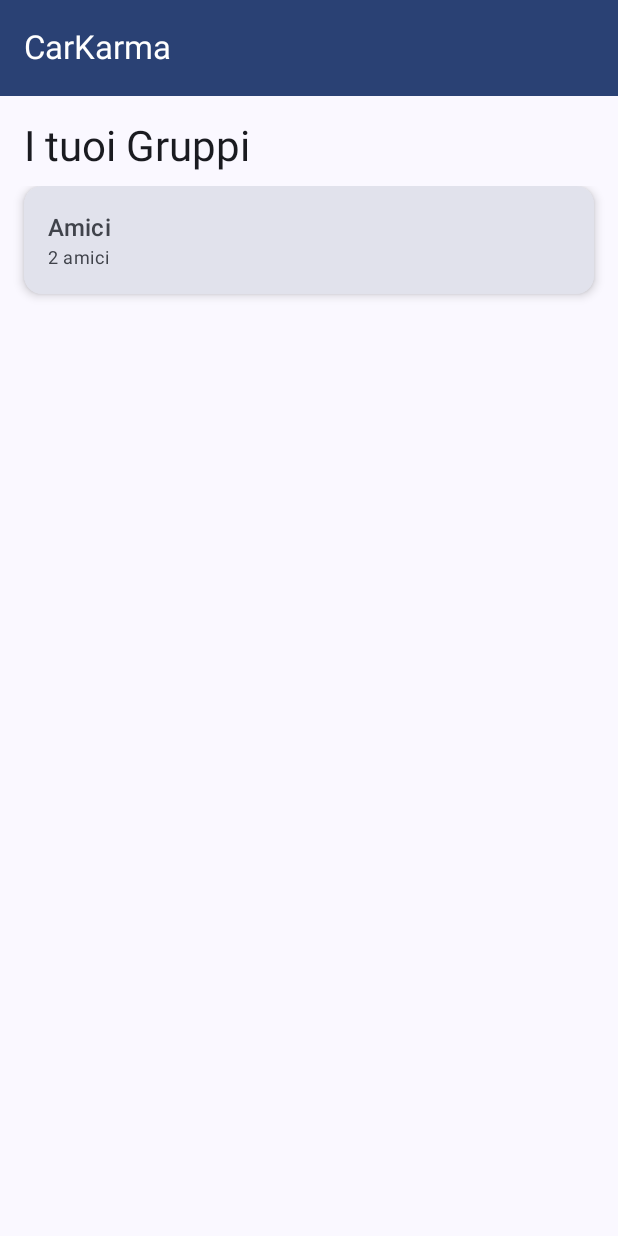
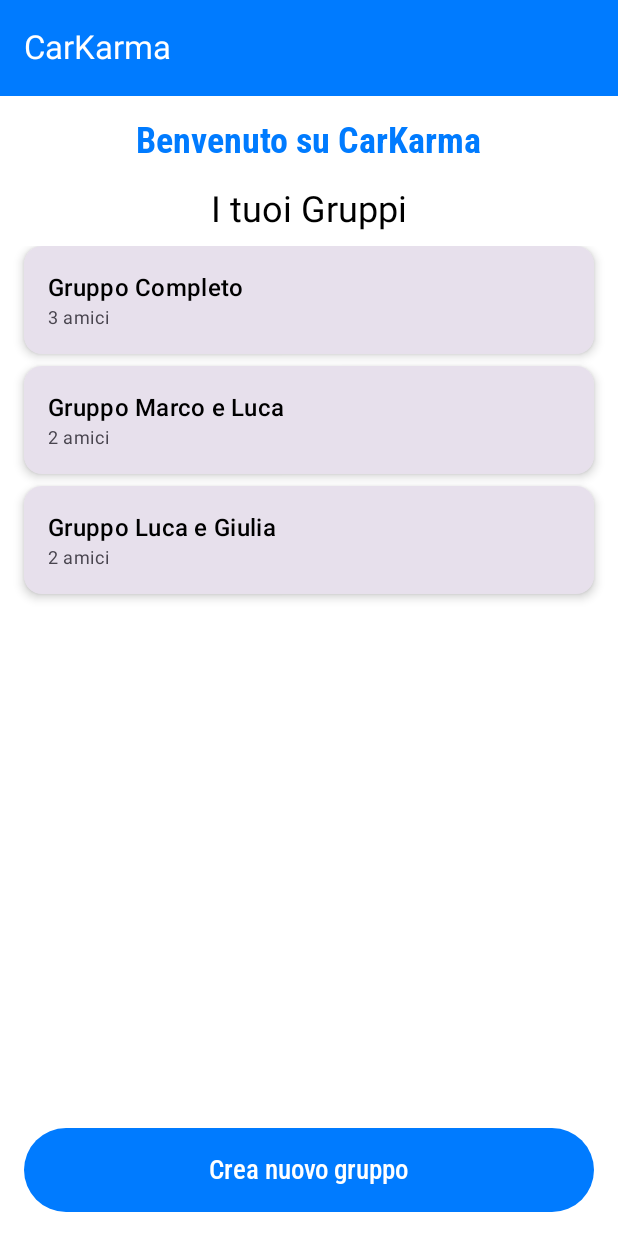
Before and after one commit to iammarcocolombo/CarKarma, an Android app built with Jetpack Compose: the screen it shows after launch (MainActivity), on a phone screen of 412 x 824 dp. Run offline under Robolectric (Android 15) with nearby library versions, the phone set to English and light mode, and no system bars.

Commit message:
Schermata home finita

```diff
--- a/app/src/main/java/it/col/mar/android/carkarma/data/database/GruppoRepository.kt
+++ b/app/src/main/java/it/col/mar/android/carkarma/data/database/GruppoRepository.kt
@@ -3,17 +3,18 @@ package it.col.mar.android.carkarma.data.database
 import it.col.mar.android.carkarma.data.model.Gruppo
 import it.col.mar.android.carkarma.data.model.Amico
 
-class GruppoRepository {
+class GruppoRepository(private val amicoRepository: AmicoRepository) {
 
     private val gruppi = mutableListOf<Gruppo>()
 
     init {
-        // Gruppi di esempio all'avvio
-        val amico1 = Amico(1, "Marco", 2, 5, 3, 300)
-        val amico2 = Amico(2, "Luca", 1, 3, 2, 200)
-        val gruppo = Gruppo(1, "Amici", listOf(amico1, amico2))
+        val amici = amicoRepository.getTuttiGliAmici()
 
-        gruppi.add(gruppo)
+        val gruppo1 = Gruppo(1, "Gruppo Completo", amici) // tutti e 3
+        val gruppo2 = Gruppo(2, "Gruppo Marco e Luca", amici.filter { it.id == 1 || it.id == 2 })
+        val gruppo3 = Gruppo(3, "Gruppo Luca e Giulia", amici.filter { it.id == 2 || it.id == 3 })
+
+        gruppi.addAll(listOf(gruppo1, gruppo2, gruppo3))
     }
 
     fun getTuttiIGruppi(): List<Gruppo> = gruppi
--- a/app/src/main/java/it/col/mar/android/carkarma/presentation/home/GruppoCard.kt
+++ /dev/null
@@ -1,40 +0,0 @@
-package it.col.mar.android.carkarma.presentation.home
-
-import androidx.compose.foundation.clickable
-import androidx.compose.foundation.layout.*
-import androidx.compose.material3.Card
-import androidx.compose.material3.CardDefaults
-import androidx.compose.material3.MaterialTheme
-import androidx.compose.material3.Text
-import androidx.compose.runtime.Composable
-import androidx.compose.ui.Modifier
-import androidx.compose.ui.unit.dp
-import it.col.mar.android.carkarma.data.model.Gruppo
-
-@Composable
-fun GruppoCard(
-    gruppo: Gruppo,
-    onClick: () -> Unit
-) {
-    Card(
-        modifier = Modifier
-            .fillMaxWidth()
-            .clickable { onClick() },
-        colors = CardDefaults.cardColors(
-            containerColor = MaterialTheme.colorScheme.surfaceVariant
-        ),
-        elevation = CardDefaults.cardElevation(defaultElevation = 4.dp)
-    ) {
-        Column(modifier = Modifier.padding(16.dp)) {
-            Text(
-                text = gruppo.nome,
-                style = MaterialTheme.typography.titleMedium
-            )
-            Text(
-                text = "${gruppo.amici.size} amici",
-                style = MaterialTheme.typography.bodySmall,
-                color = MaterialTheme.colorScheme.onSurfaceVariant
-            )
-        }
-    }
-}
--- a/app/src/main/java/it/col/mar/android/carkarma/presentation/home/HomeScreen.kt
+++ b/app/src/main/java/it/col/mar/android/carkarma/presentation/home/HomeScreen.kt
@@ -1,5 +1,6 @@
 package it.col.mar.android.carkarma.presentation.home
 
+import androidx.compose.foundation.clickable
 import androidx.compose.foundation.layout.*
 import androidx.compose.foundation.lazy.LazyColumn
 import androidx.compose.foundation.lazy.items
@@ -7,16 +8,12 @@ import androidx.compose.material3.*
 import androidx.compose.runtime.Composable
 import androidx.compose.runtime.collectAsState
 import androidx.compose.runtime.getValue
+import androidx.compose.ui.Alignment
 import androidx.compose.ui.Modifier
-import androidx.compose.ui.tooling.preview.Preview
 import androidx.compose.ui.unit.dp
+import androidx.lifecycle.viewmodel.compose.viewModel
 import androidx.navigation.NavHostController
-import androidx.navigation.compose.rememberNavController
-import it.col.mar.android.carkarma.data.model.Amico
 import it.col.mar.android.carkarma.data.model.Gruppo
-import it.col.mar.android.carkarma.ui.theme.CarKarmaTheme
-import androidx.lifecycle.viewmodel.compose.viewModel
-
 
 @Composable
 fun HomeScreen(
@@ -30,52 +27,84 @@ fun HomeScreen(
             .fillMaxSize()
             .padding(16.dp)
     ) {
+        // Titolo centrato
+        Box(
+            modifier = Modifier
+                .fillMaxWidth()
+                .padding(bottom = 16.dp)
+        ) {
+            Text(
+                text = "Benvenuto su CarKarma",
+                style = MaterialTheme.typography.headlineLarge,
+                color = MaterialTheme.colorScheme.primary,
+                modifier = Modifier.align(Alignment.Center)
+            )
+        }
+
+        // Titolo più piccolo e centrato
         Text(
             text = "I tuoi Gruppi",
-            style = MaterialTheme.typography.headlineMedium,
-            modifier = Modifier.padding(bottom = 8.dp)
+            style = MaterialTheme.typography.headlineSmall,
+            color = MaterialTheme.colorScheme.onBackground,
+            modifier = Modifier
+                .align(Alignment.CenterHorizontally)
+                .padding(bottom = 8.dp)
         )
 
-        LazyColumn {
+        LazyColumn(
+            modifier = Modifier.weight(1f)
+        ) {
             items(gruppi) { gruppo ->
-                GruppoCard(gruppo = gruppo, onClick = { navController.navigate("gruppo/${gruppo.id}")})
+                GruppoCard(gruppo = gruppo, onClick = { navController.navigate("gruppo/${gruppo.id}") })
                 Spacer(modifier = Modifier.height(8.dp))
             }
+        }
+
+        Spacer(modifier = Modifier.height(16.dp))
+
+        Button(
+            onClick = { navController.navigate("modificaGruppo") },
+            modifier = Modifier
+                .fillMaxWidth()
+                .height(56.dp),
+            colors = ButtonDefaults.buttonColors(
+                containerColor = MaterialTheme.colorScheme.primary,
+                contentColor = MaterialTheme.colorScheme.onPrimary
+            )
+        ) {
+            Text(
+                text = "Crea nuovo gruppo",
+                style = MaterialTheme.typography.labelLarge
+            )
         }
     }
 }
 
-
-@Preview(showBackground = true, showSystemUi = true)
 @Composable
-fun HomeScreenPreview() {
-    val navController = rememberNavController()
-
-    // Gruppi di test solo per preview
-    val gruppiDiTest = listOf(
-        Gruppo(1, "Amici", emptyList()),
-        Gruppo(2, "Famiglia", emptyList()),
-        Gruppo(3, "Colleghi", emptyList())
-    )
-
-    CarKarmaTheme {
-        Column(
-            modifier = Modifier
-                .fillMaxSize()
-                .padding(16.dp)
-        ) {
+fun GruppoCard(
+    gruppo: Gruppo,
+    onClick: () -> Unit
+) {
+    Card(
+        modifier = Modifier
+            .fillMaxWidth()
+            .clickable { onClick() },
+        colors = CardDefaults.cardColors(
+            containerColor = MaterialTheme.colorScheme.surfaceVariant
+        ),
+        elevation = CardDefaults.cardElevation(defaultElevation = 4.dp)
+    ) {
+        Column(modifier = Modifier.padding(16.dp)) {
             Text(
-                text = "I tuoi Gruppi",
-                style = MaterialTheme.typography.headlineMedium,
-                modifier = Modifier.padding(bottom = 8.dp)
+                text = gruppo.nome,
+                style = MaterialTheme.typography.titleMedium,
+                color = MaterialTheme.colorScheme.onSurface
             )
-
-            LazyColumn {
-                items(gruppiDiTest) { gruppo ->
-                    GruppoCard(gruppo = gruppo, onClick = {})
-                    Spacer(modifier = Modifier.height(8.dp))
-                }
-            }
+            Text(
+                text = "${gruppo.amici.size} amici",
+                style = MaterialTheme.typography.bodySmall,
+                color = MaterialTheme.colorScheme.onSurfaceVariant
+            )
         }
     }
 }
--- a/app/src/main/java/it/col/mar/android/carkarma/presentation/home/HomeViewModel.kt
+++ b/app/src/main/java/it/col/mar/android/carkarma/presentation/home/HomeViewModel.kt
@@ -1,15 +1,17 @@
 package it.col.mar.android.carkarma.presentation.home
 
 import androidx.lifecycle.ViewModel
+import it.col.mar.android.carkarma.data.database.AmicoRepository
 import it.col.mar.android.carkarma.data.database.GruppoRepository
 import kotlinx.coroutines.flow.MutableStateFlow
 import kotlinx.coroutines.flow.StateFlow
-
 import it.col.mar.android.carkarma.data.model.Gruppo
 
-class HomeViewModel : ViewModel() {
+class HomeViewModel(
+    private val amicoRepository: AmicoRepository = AmicoRepository()
+) : ViewModel() {
 
-    private val repository = GruppoRepository()
+    private val repository = GruppoRepository(amicoRepository)
 
     private val _gruppi = MutableStateFlow<List<Gruppo>>(emptyList())
     val gruppi: StateFlow<List<Gruppo>> = _gruppi
--- a/app/src/main/java/it/col/mar/android/carkarma/presentation/navigation/CarKarmaNavHost.kt
+++ b/app/src/main/java/it/col/mar/android/carkarma/presentation/navigation/CarKarmaNavHost.kt
@@ -5,8 +5,10 @@ import androidx.compose.foundation.layout.padding
 import androidx.compose.runtime.Composable
 import androidx.compose.ui.Modifier
 import androidx.navigation.NavHostController
+import androidx.navigation.NavType
 import androidx.navigation.compose.NavHost
 import androidx.navigation.compose.composable
+import androidx.navigation.navArgument
 import it.col.mar.android.carkarma.presentation.calcolo.CalcoloScreen
 import it.col.mar.android.carkarma.presentation.gruppo.ModificaGruppoScreen
 import it.col.mar.android.carkarma.presentation.gruppo.GruppoScreen
@@ -24,9 +26,10 @@ fun CarKarmaNavHost(navController: NavHostController, paddingValues: PaddingValu
         composable("home") { HomeScreen(navController) }
 
         composable(
-            "gruppo/{gruppoId}"
+            route = "gruppo/{gruppoId}",
+            arguments = listOf(navArgument("gruppoId") { type = NavType.IntType })
         ) { backStackEntry ->
-            val gruppoId = backStackEntry.arguments?.getString("gruppoId")?.toIntOrNull() ?: -1
+            val gruppoId = backStackEntry.arguments?.getInt("gruppoId") ?: -1
             GruppoScreen(navController, gruppoId)
         }
 
--- a/app/src/main/java/it/col/mar/android/carkarma/ui/theme/Theme.kt
+++ b/app/src/main/java/it/col/mar/android/carkarma/ui/theme/Theme.kt
@@ -37,7 +37,7 @@ private val DarkColorScheme = darkColorScheme(
 @Composable
 fun CarKarmaTheme(
     darkTheme: Boolean = isSystemInDarkTheme(),
-    dynamicColor: Boolean = true,
+    dynamicColor: Boolean = false,
     content: @Composable () -> Unit
 ) {
     val colorScheme = when {
```
Also changed, not shown: app/src/main/java/it/col/mar/android/carkarma/presentation/gruppo/GruppoScreen.kt (+44 -56 lines), app/src/main/java/it/col/mar/android/carkarma/presentation/gruppo/GruppoViewModel.kt (added, +49 -0 lines).
